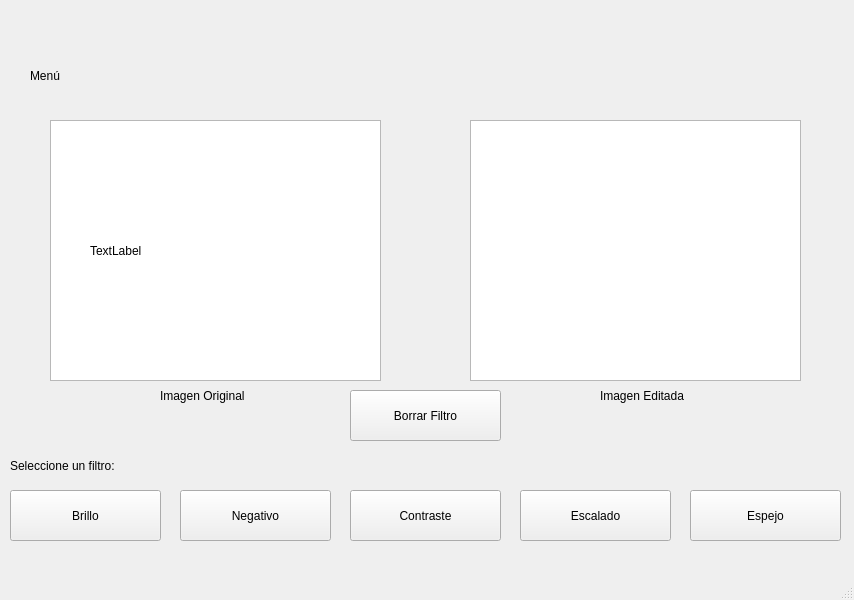
Old version of the form GUI/menu.ui in the repository Porgois/TareaProgramada2.
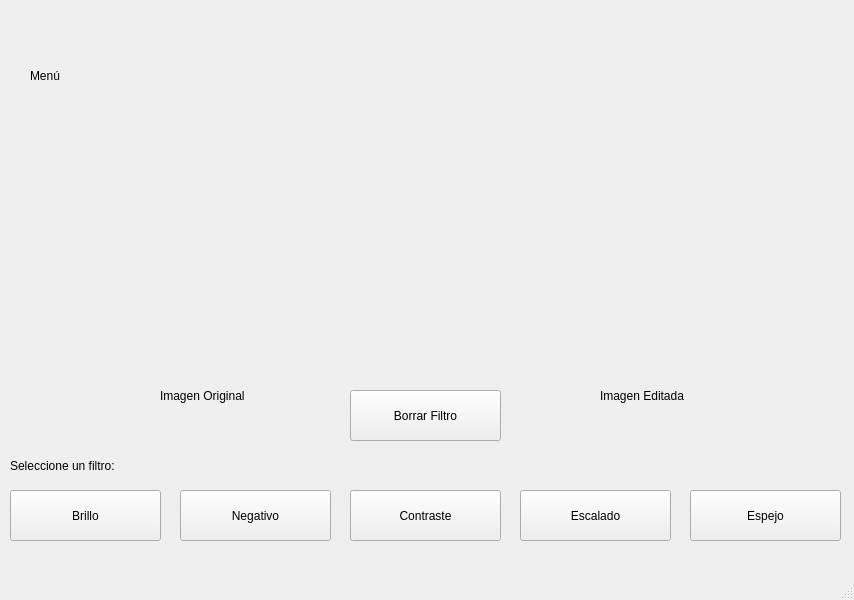
New version of the form.

Patch:
```diff
--- a/GUI/menu.ui
+++ b/GUI/menu.ui
@@ -111,26 +111,6 @@
      <string>Brillo</string>
     </property>
    </widget>
-   <widget class="QGraphicsView" name="Imagen1">
-    <property name="geometry">
-     <rect>
-      <x>50</x>
-      <y>120</y>
-      <width>331</width>
-      <height>261</height>
-     </rect>
-    </property>
-   </widget>
-   <widget class="QGraphicsView" name="Imagen2">
-    <property name="geometry">
-     <rect>
-      <x>470</x>
-      <y>120</y>
-      <width>331</width>
-      <height>261</height>
-     </rect>
-    </property>
-   </widget>
    <widget class="QLabel" name="original">
     <property name="geometry">
      <rect>
@@ -167,22 +147,22 @@
     <property name="geometry">
      <rect>
       <x>90</x>
-      <y>170</y>
-      <width>261</width>
-      <height>161</height>
+      <y>140</y>
+      <width>250</width>
+      <height>200</height>
      </rect>
     </property>
     <property name="text">
-     <string>TextLabel</string>
+     <string/>
     </property>
    </widget>
    <widget class="QLabel" name="nev">
     <property name="geometry">
      <rect>
       <x>530</x>
-      <y>170</y>
-      <width>221</width>
-      <height>161</height>
+      <y>140</y>
+      <width>250</width>
+      <height>200</height>
      </rect>
     </property>
     <property name="text">
```
Left out of the diff: 2 changed lines with no effect on the pictures.
